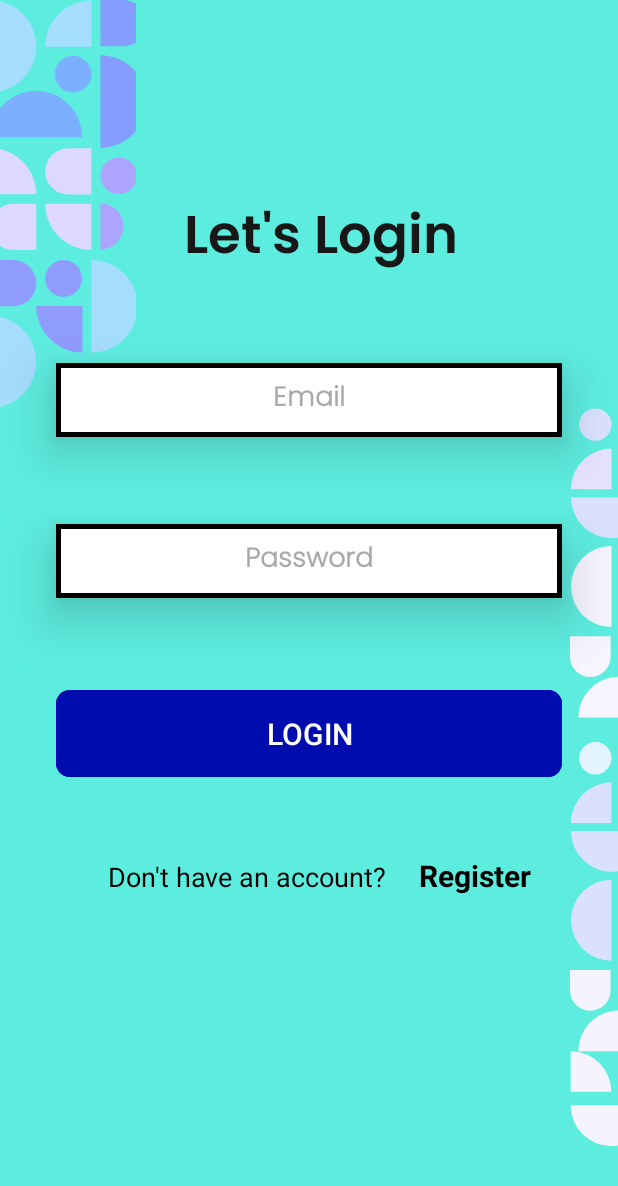
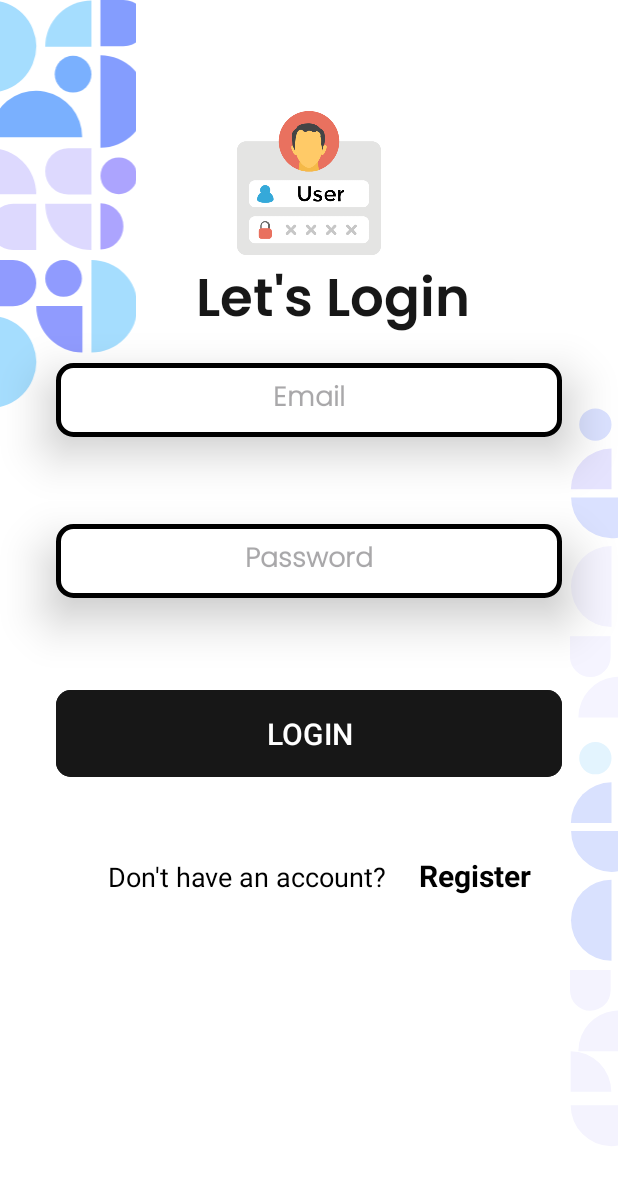
Before and after one commit to aditya230302/TourGuideApp, an Android app: the screen it shows after launch (LoginActivity), on a phone screen of 412 x 824 dp. Shown: the top 1186 px of the screen. Run offline under Robolectric (Android 15) with nearby library versions, the phone set to English and light mode, and no system bars; our stand-ins replace Firebase (no records; nobody signed in at launch, a user with empty details on screens opened directly).

Commit message:
made changes to UI

```diff
--- a/app/src/main/res/drawable/edittextbackground.xml
+++ b/app/src/main/res/drawable/edittextbackground.xml
@@ -1,5 +1,6 @@
 <?xml version="1.0" encoding="utf-8"?>
 <shape xmlns:android="http://schemas.android.com/apk/res/android">
+    <corners android:radius="10dp"/>
     <solid android:color="@color/white"></solid>
     <stroke
         android:width="3dp"
--- a/app/src/main/res/layout/activity_insertion.xml
+++ b/app/src/main/res/layout/activity_insertion.xml
@@ -6,7 +6,7 @@
     android:layout_height="match_parent"
     android:orientation="vertical"
     tools:context=".InsertionActivity"
-    android:background="#5DEDDF">
+    android:background="@color/white">
     <LinearLayout
         android:layout_width="wrap_content"
         android:layout_height="wrap_content"
@@ -96,7 +96,7 @@
                 android:layout_height="wrap_content"
                 android:layout_gravity="center"
                 android:layout_marginTop="30dp"
-                android:backgroundTint="#000DAE"
+                android:backgroundTint="@color/g_black"
                 android:text="Save Schedule"
                 android:textSize="25dp"
                 android:elevation="20dp"
--- a/app/src/main/res/layout/activity_login.xml
+++ b/app/src/main/res/layout/activity_login.xml
@@ -5,7 +5,7 @@
     android:layout_width="match_parent"
     android:layout_height="match_parent"
     tools:context=".LoginActivity"
-    android:background="#5DEDDF">
+    android:background="@color/white">
 
 
 
@@ -25,9 +25,9 @@
         style="@style/h4"
         android:layout_width="wrap_content"
         android:layout_height="wrap_content"
-        android:layout_marginStart="32dp"
+        android:layout_marginStart="40dp"
         android:layout_marginTop="52dp"
-        android:layout_marginBottom="52dp"
+        android:layout_marginBottom="10dp"
         android:gravity="center"
         android:text="Let's Login"
         android:textAlignment="center"
@@ -37,6 +37,16 @@
         app:layout_constraintTop_toTopOf="parent"
         app:layout_constraintVertical_bias="1.0"
         tools:ignore="MissingConstraints" />
+
+    <ImageView
+        android:layout_width="100dp"
+        android:layout_height="100dp"
+        android:src="@drawable/login"
+        app:layout_constraintBottom_toTopOf="@+id/tvLetsLogin"
+        app:layout_constraintEnd_toEndOf="parent"
+        app:layout_constraintStart_toStartOf="parent"
+        app:layout_constraintTop_toTopOf="parent"
+        app:layout_constraintVertical_bias="1.0" />
 
     <EditText
         android:layout_width="337dp"
@@ -82,13 +92,13 @@
         android:layout_height="wrap_content"
         android:layout_marginTop="10dp"
         android:layout_marginBottom="10dp"
-        android:backgroundTint="#000DAE"
+        android:backgroundTint="@color/g_black"
         android:padding="15dp"
         android:text="LOGIN"
         android:textColor="@color/white"
         android:textSize="20dp"
         android:elevation="20dp"
-        app:cornerRadius="9dp"
+        app:cornerRadius="10dp"
         app:layout_constraintBottom_toTopOf="@+id/linearLayout"
         app:layout_constraintEnd_toEndOf="parent"
         app:layout_constraintStart_toStartOf="parent"
--- a/app/src/main/res/layout/adapter.xml
+++ b/app/src/main/res/layout/adapter.xml
@@ -5,7 +5,7 @@
     xmlns:app="http://schemas.android.com/apk/res-auto"
     android:layout_width="match_parent"
     android:layout_height="match_parent"
-    android:background="#5DEDDF">
+    android:background="@color/g_black">
 
     <androidx.cardview.widget.CardView
         android:id="@+id/week_cardview"
@@ -64,7 +64,7 @@
                     android:layout_width="wrap_content"
                     android:layout_height="wrap_content"
                     android:layout_marginStart="15dp"
-                    android:backgroundTint="@color/g_blue"
+                    android:backgroundTint="@color/g_black"
                     android:textColor="@color/white"
                     android:textOff="Show Details"
                     android:textOn="Hide Details" />
@@ -75,7 +75,7 @@
                     android:layout_width="wrap_content"
                     android:layout_height="wrap_content"
                     android:layout_marginStart="1dp"
-                    android:backgroundTint="@color/g_blue"
+                    android:backgroundTint="@color/g_black"
                     android:text="Delete"
                     android:textColor="@color/white"
                     app:cornerRadius="9dp" />
--- a/app/src/main/res/layout/emp_list_item.xml
+++ b/app/src/main/res/layout/emp_list_item.xml
@@ -5,6 +5,7 @@
     xmlns:app="http://schemas.android.com/apk/res-auto"
     android:layout_height="wrap_content"
     app:cardElevation="8dp"
+    android:background="@color/g_black"
     app:cardCornerRadius="8dp"
     android:layout_margin="8dp"
     android:elevation="20dp"
```
Also changed, not shown: app/src/main/res/drawable/updatedialogradius.xml (added, +25 -0 lines), app/src/main/res/layout/activity_employee_details.xml (+9 -3 lines), app/src/main/res/layout/activity_fetching.xml (+4 -4 lines), app/src/main/res/layout/activity_main.xml (+4 -4 lines), app/src/main/res/layout/activity_profile.xml (+8 -6 lines), app/src/main/res/layout/activity_register.xml (+14 -4 lines), app/src/main/res/layout/update_dialog.xml (+4 -5 lines), app/src/main/res/drawable/login.png (added), app/src/main/res/drawable/login1.png (added).
